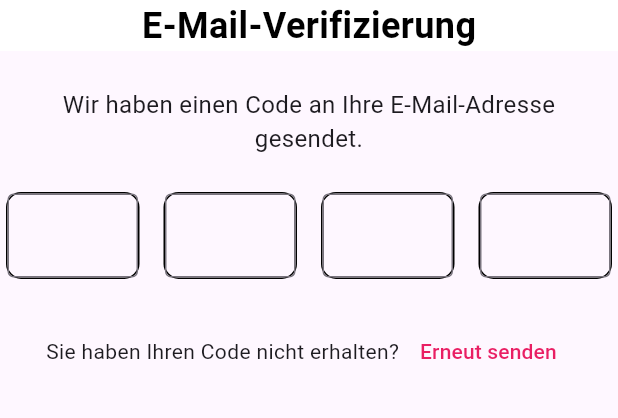
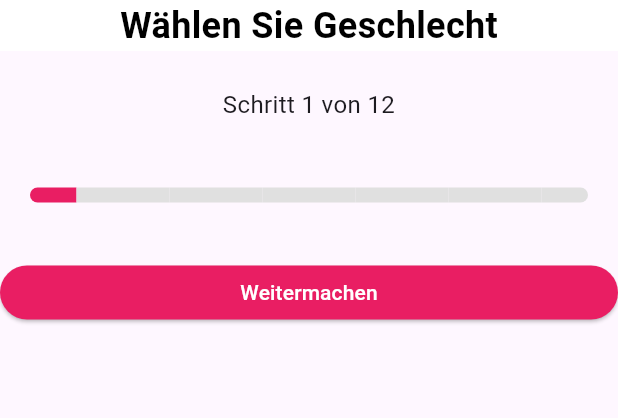
Before and after one commit to akurtovic4/gymbro, a Flutter app: the screen it shows after launch, on a phone screen of 412 x 824 dp, the part 333-751 px from its top. Run offline on Flutter 3.47's test engine with Material 3 defaults, Android fonts, the light colour scheme and no system bars.

Commit message:
Profil editing 1 - part 1

```diff
--- a/lib/emailverification.dart
+++ b/lib/emailverification.dart
@@ -13,7 +13,7 @@ class emailverification extends StatelessWidget {
               height: MediaQuery
                   .of(context)
                   .size
-                  .height / 4,
+                  .height / 3,
               decoration: BoxDecoration(
                 image: DecorationImage(
                   image: AssetImage('images/logo.png'), // Putanja do vašeg loga
@@ -54,7 +54,7 @@ class emailverification extends StatelessWidget {
               ),
             ),
 
-            SizedBox(height: 16),
+            SizedBox(height: 36),
 
             // Kvadrati za unos koda
             Row(
@@ -118,7 +118,7 @@ class emailverification extends StatelessWidget {
 
 
 
-            SizedBox(height: 16),
+            SizedBox(height: 36),
 
 
 
--- /dev/null
+++ b/lib/height.dart
@@ -0,0 +1,117 @@
+import 'package:flutter/material.dart';
+
+class height extends StatelessWidget {
+  @override
+  Widget build(BuildContext context) {
+    int currentStep = 1;
+    int totalSteps = 12;
+
+    return Scaffold(
+      body: SingleChildScrollView(
+        child: Column(
+          crossAxisAlignment: CrossAxisAlignment.stretch,
+          children: [
+            // Logo na jednoj četvrtini ekrana
+            Container(
+              height: MediaQuery.of(context).size.height / 4,
+              decoration: BoxDecoration(
+                image: DecorationImage(
+                  image: AssetImage('images/logo.png'),
+                  fit: BoxFit.cover,
+                ),
+              ),
+            ),
+            SizedBox(height: 16),
+            Container(
+              color: Colors.white,
+              child: Center(
+                child: Text(
+                  'Wählen Sie Geschlecht',
+                  style: TextStyle(
+                    fontSize: 24,
+                    fontWeight: FontWeight.bold,
+                    color: Colors.black,
+                  ),
+                ),
+              ),
+            ),
+            SizedBox(height: 16),
+            Padding(
+              padding: const EdgeInsets.all(8.0),
+              child: Text(
+                'Schritt $currentStep von $totalSteps',
+                textAlign: TextAlign.center,
+                style: TextStyle(
+                  fontSize: 16,
+                ),
+              ),
+            ),
+            SizedBox(height: 36),
+            // Progress bar
+            Container(
+              margin: EdgeInsets.symmetric(horizontal: 20),
+              height: 10,
+              child: Row(
+                children: List.generate(
+                  totalSteps,
+                      (index) {
+                    return Expanded(
+                      child: Container(
+                        decoration: BoxDecoration(
+                          color: index < currentStep
+                              ? Colors.pink
+                              : Colors.grey[300],
+                          borderRadius: BorderRadius.only(
+                            topLeft: index == 0 ? Radius.circular(5) : Radius.zero,
+                            bottomLeft: index == 0 ? Radius.circular(5) : Radius.zero,
+                            topRight: index == totalSteps - 1 ? Radius.circular(5) : Radius.zero,
+                            bottomRight: index == totalSteps - 1 ? Radius.circular(5) : Radius.zero,
+                          ),
+                        ),
+                      ),
+                    );
+                  },
+                ),
+              ),
+            ),
+            SizedBox(height: 36),
+
+
+
+
+            // Dugme "Anmelden"
+            Container(
+              width: 100,
+              child: ElevatedButton(
+                onPressed: () {
+                  // Logika za dugme "Losgen"
+                  print('Dugme Losgen je pritisnuto.');
+                },
+                style: ButtonStyle(
+                  minimumSize: MaterialStateProperty.all(Size(100, 0)),
+                  maximumSize: MaterialStateProperty.all(
+                      Size(100, double.infinity)),
+                  backgroundColor: MaterialStateProperty.all(Colors.pink),
+                  padding: MaterialStateProperty.all(
+                      EdgeInsets.symmetric(horizontal: 12, vertical: 8)),
+                ),
+                child: Text(
+                  'Weitermachen',
+                  style: TextStyle(
+                    color: Colors.white,
+                  ),
+                ),
+              ),
+            ),
+          ],
+        ),
+      ),
+    );
+  }
+}
+
+void main() {
+  runApp(MaterialApp(
+    home: height(),
+  ));
+}
--- a/lib/main.dart
+++ b/lib/main.dart
@@ -8,6 +8,7 @@ import 'intro2.dart';
 import 'intro3.dart';
 import 'intro4.dart';
 import 'login.dart';
+import 'height.dart';
 
 void main() => runApp(MyApp());
 
@@ -18,7 +19,7 @@ class MyApp extends StatelessWidget {
       debugShowCheckedModeBanner: false,
       initialRoute: '/',
       routes: {
-        '/': (context) => emailverification(),
+        '/': (context) => height(),
         '/intro2': (context) => intro2(),
         '/intro3': (context) => intro3(),
         '/intro4': (context) => intro4(),
```
